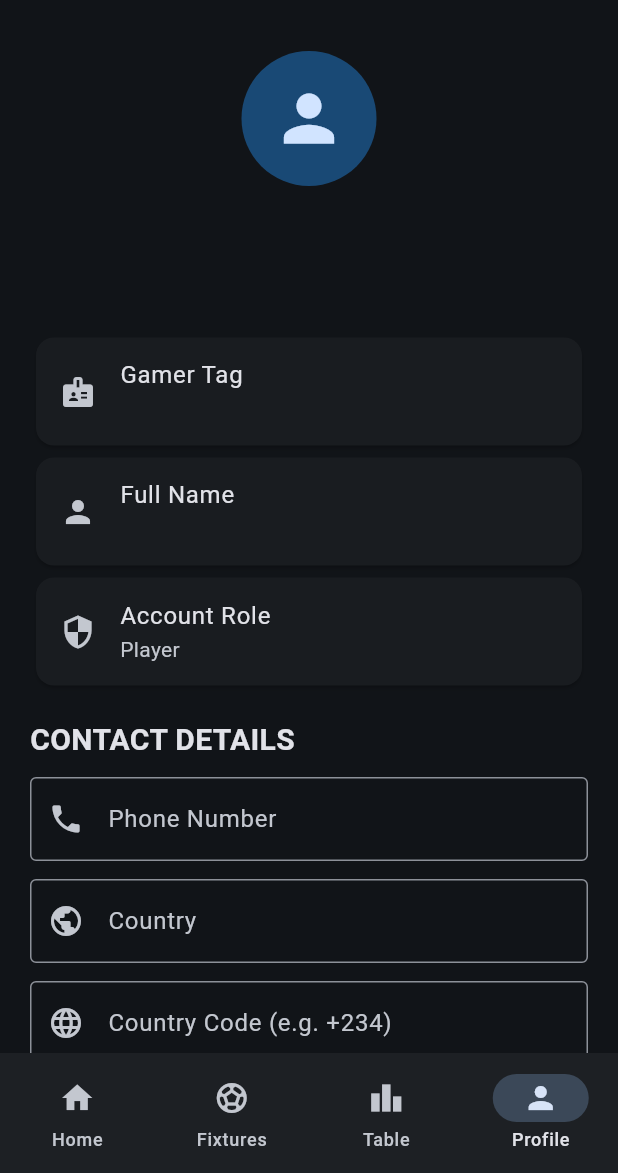
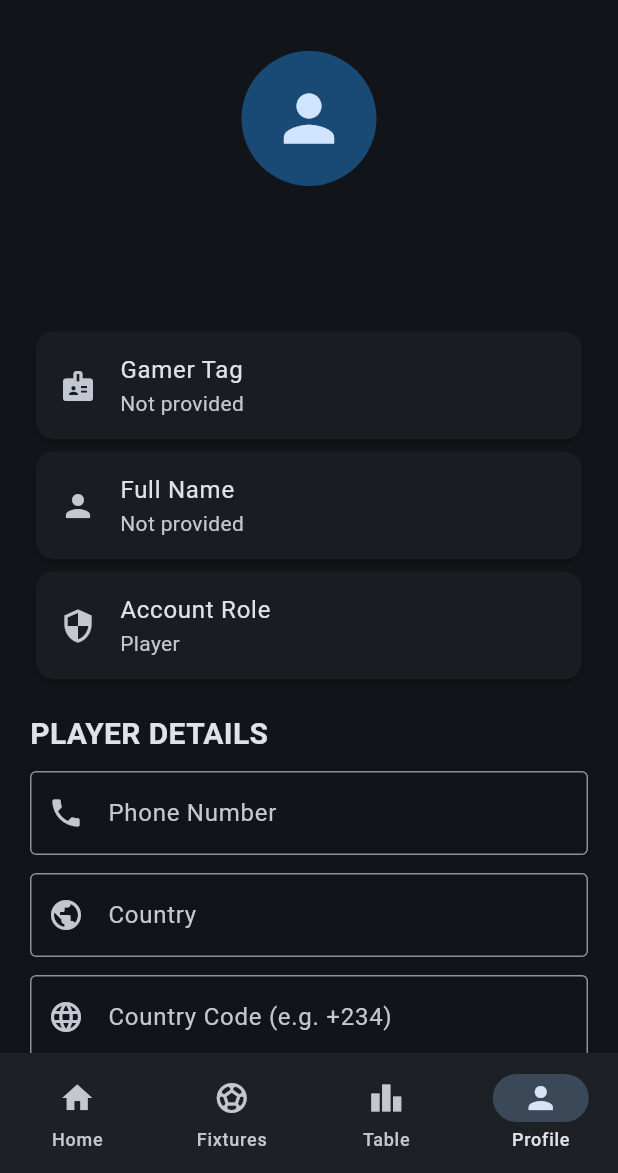
Before and after one commit to CHIBBYBALL/CHIBBYBALL-League, a Flutter app: the HomePage screen opened directly, item 4 of the bottom bar chosen, on a phone screen of 412 x 824 dp, the part 63-1236 px from its top. Run offline on Flutter 3.47's test engine with Material 3 defaults, Android fonts, the phone set to English and light mode, and no system bars; our stand-ins replace image_picker, shared_preferences, supabase_flutter; missing offline and left inert: google_mlkit_text_recognition; accounts and stored records are empty.

Commit message:
Add files via upload

```diff
--- a/lib/main.dart
+++ b/lib/main.dart
@@ -1478,6 +1478,12 @@ class DashboardPage extends StatelessWidget {
     final disputed =
         myMatches.where((m) => m.status == 'Disputed').length;
 
+    final hasDetails = player != null &&
+        (player.phoneNumber.trim().isNotEmpty ||
+            player.country.trim().isNotEmpty ||
+            player.countryCode.trim().isNotEmpty ||
+            player.whatsappNumber.trim().isNotEmpty);
+
     return ListView(
       padding: const EdgeInsets.all(18),
       children: [
@@ -1488,7 +1494,64 @@ class DashboardPage extends StatelessWidget {
             fontWeight: FontWeight.bold,
           ),
         ),
-        const SizedBox(height: 22),
+        const SizedBox(height: 18),
+
+        // MY PLAYER DETAILS
+        Card(
+          child: InkWell(
+            borderRadius: BorderRadius.circular(12),
+            onTap: () {
+              Navigator.push(
+                context,
+                MaterialPageRoute(builder: (_) => const ProfilePage()),
+              );
+            },
+            child: Padding(
+              padding: const EdgeInsets.all(16),
+              child: Row(
+                children: [
+                  const CircleAvatar(
+                    radius: 27,
+                    child: Icon(Icons.person),
+                  ),
+                  const SizedBox(width: 14),
+                  Expanded(
+                    child: Column(
+                      crossAxisAlignment: CrossAxisAlignment.start,
+                      children: [
+                        const Text(
+                          'MY PLAYER DETAILS',
+                          style: TextStyle(
+                            fontSize: 16,
+                            fontWeight: FontWeight.bold,
+                          ),
+                        ),
+                        const SizedBox(height: 5),
+                        Text(
+                          hasDetails
+                              ? [
+                                  if (player!.country.trim().isNotEmpty)
+                                    player.country.trim(),
+                                  if (player.whatsappNumber.trim().isNotEmpty)
+                                    'WhatsApp: ${player.whatsappNumber.trim()}',
+                                ].join(' • ')
+                              : 'Add your contact details',
+                          maxLines: 2,
+                          overflow: TextOverflow.ellipsis,
+                          style: const TextStyle(color: Colors.grey),
+                        ),
+                      ],
+                    ),
+                  ),
+                  const Icon(Icons.chevron_right),
+                ],
+              ),
+            ),
+          ),
+        ),
+
+        const SizedBox(height: 14),
+
         _card(
           context,
           Icons.sports_soccer,
@@ -2223,16 +2286,36 @@ class _ProfilePageState extends State<ProfilePage> {
   late final TextEditingController countryController;
   late final TextEditingController countryCodeController;
   late final TextEditingController whatsappController;
+
   bool saving = false;
+  bool editing = false;
 
   @override
   void initState() {
     super.initState();
+
     final player = Store.instance.current;
-    phoneController = TextEditingController(text: player?.phoneNumber ?? '');
-    countryController = TextEditingController(text: player?.country ?? '');
-    countryCodeController = TextEditingController(text: player?.countryCode ?? '');
-    whatsappController = TextEditingController(text: player?.whatsappNumber ?? '');
+
+    phoneController =
+        TextEditingController(text: player?.phoneNumber ?? '');
+    countryController =
+        TextEditingController(text: player?.country ?? '');
+    countryCodeController =
+        TextEditingController(text: player?.countryCode ?? '');
+    whatsappController =
+        TextEditingController(text: player?.whatsappNumber ?? '');
+
+    // Show the setup form only until the player has saved details.
+    editing = !_hasSavedDetails(player);
+  }
+
+  bool _hasSavedDetails(Player? player) {
+    if (player == null) return false;
+
+    return player.phoneNumber.trim().isNotEmpty ||
+        player.country.trim().isNotEmpty ||
+        player.countryCode.trim().isNotEmpty ||
+        player.whatsappNumber.trim().isNotEmpty;
   }
 
   @override
@@ -2255,11 +2338,32 @@ class _ProfilePageState extends State<ProfilePage> {
     );
 
     if (!mounted) return;
-    setState(() => saving = false);
+
+    setState(() {
+      saving = false;
+      if (error == null) {
+        editing = false;
+      }
+    });
 
     ScaffoldMessenger.of(context).showSnackBar(
-      SnackBar(content: Text(error ?? 'Profile details saved successfully.')),
-    );
+      SnackBar(
+        content: Text(
+          error ?? 'Profile details saved successfully.',
+        ),
+      ),
+    );
+  }
+
+  void startEditing() {
+    final player = Store.instance.current;
+
+    phoneController.text = player?.phoneNumber ?? '';
+    countryController.text = player?.country ?? '';
+    countryCodeController.text = player?.countryCode ?? '';
+    whatsappController.text = player?.whatsappNumber ?? '';
+
+    setState(() => editing = true);
   }
 
   Future<void> logout() async {
@@ -2274,9 +2378,26 @@ class _ProfilePageState extends State<ProfilePage> {
     );
   }
 
+  Widget _detailTile(
+    IconData icon,
+    String title,
+    String value,
+  ) {
+    return Card(
+      child: ListTile(
+        leading: Icon(icon),
+        title: Text(title),
+        subtitle: Text(
+          value.trim().isEmpty ? 'Not provided' : value.trim(),
+        ),
+      ),
+    );
+  }
+
   @override
   Widget build(BuildContext context) {
     final player = Store.instance.current;
+    final hasDetails = _hasSavedDetails(player);
 
     return ListView(
       padding: const EdgeInsets.all(20),
@@ -2285,11 +2406,14 @@ class _ProfilePageState extends State<ProfilePage> {
           radius: 45,
           child: Icon(Icons.person, size: 50),
         ),
-        const SizedBox(height: 20),
+        const SizedBox(height: 16),
         Center(
           child: Text(
             player?.gamerTag ?? '',
-            style: const TextStyle(fontSize: 25, fontWeight: FontWeight.bold),
+            style: const TextStyle(
+              fontSize: 25,
+              fontWeight: FontWeight.bold,
+            ),
           ),
         ),
         Center(
@@ -2299,31 +2423,95 @@ class _ProfilePageState extends State<ProfilePage> {
           ),
         ),
         const SizedBox(height: 20),
-        Card(
-          child: ListTile(
-            leading: const Icon(Icons.badge),
-            title: const Text('Gamer Tag'),
-            subtitle: Text(player?.gamerTag ?? ''),
-          ),
-        ),
-        Card(
-          child: ListTile(
-            leading: const Icon(Icons.person),
-            title: const Text('Full Name'),
-            subtitle: Text(player?.name ?? ''),
-          ),
-        ),
-        Card(
-          child: ListTile(
-            leading: const Icon(Icons.security),
-            title: const Text('Account Role'),
-            subtitle: Text(player?.admin == true ? 'Administrator' : 'Player'),
-          ),
-        ),
+
+        _detailTile(
+          Icons.badge,
+          'Gamer Tag',
+          player?.gamerTag ?? '',
+        ),
+        _detailTile(
+          Icons.person,
+          'Full Name',
+          player?.name ?? '',
+        ),
+        _detailTile(
+          Icons.security,
+          'Account Role',
+          player?.admin == true ? 'Administrator' : 'Player',
+        ),
+
         const SizedBox(height: 18),
-        const Text(
-          'CONTACT DETAILS',
-          style: TextStyle(fontSize: 20, fontWeight: FontWeight.bold),
+
+        // SAVED VIEW
+        if (!editing && hasDetails) ...[
+          Row(
+            children: [
+              const Expanded(
+                child: Text(
+                  'MY PLAYER DETAILS',
+                  style: TextStyle(
+                    fontSize: 20,
+                    fontWeight: FontWeight.bold,
+                  ),
+                ),
+              ),
+              IconButton(
+                tooltip: 'Edit details',
+                icon: const Icon(Icons.edit),
+                onPressed: startEditing,
+              ),
+            ],
+          ),
+          const SizedBox(height: 8),
+          _detailTile(
+            Icons.phone,
+            'Phone Number',
+            player?.phoneNumber ?? '',
+          ),
+          _detailTile(
+            Icons.public,
+            'Country',
+            player?.country ?? '',
+          ),
+          _detailTile(
+            Icons.language,
+            'Country Code',
+            player?.countryCode ?? '',
+          ),
+          _detailTile(
+            Icons.chat,
+            'WhatsApp Number',
+            player?.whatsappNumber ?? '',
+          ),
+          const SizedBox(height: 8),
+          OutlinedButton.icon(
+            onPressed: startEditing,
+            icon: const Icon(Icons.edit),
+            label: const Text('EDIT PROFILE DETAILS'),
+          ),
+        ],
+
+        // EDIT VIEW
+        if (editing) ...[
+          Row(
+            children: [
+              const Expanded(
+                child: Text(
+                  'PLAYER DETAILS',
+                  style: TextStyle(
+                    fontSize: 20,
+                    fontWeight: FontWeight.bold,
+                  ),
+                ),
+              ),
+              if (hasDetails)
+                TextButton(
+                  onPressed: saving
+                      ? null
+                      : () => setState(() => editing = false),
+                  child: const Text('CANCEL'),
+                ),
+            ],
           ),
           const SizedBox(height: 10),
           TextField(
@@ -2360,7 +2548,7 @@ class _ProfilePageState extends State<ProfilePage> {
             keyboardType: TextInputType.phone,
             decoration: const InputDecoration(
               labelText: 'WhatsApp Number',
-            prefixIcon: Icon(Icons.chat),
+              prefixIcon: const Icon(Icons.chat),
               border: OutlineInputBorder(),
             ),
           ),
@@ -2373,19 +2561,30 @@ class _ProfilePageState extends State<ProfilePage> {
                   ? const SizedBox(
                       width: 18,
                       height: 18,
-                    child: CircularProgressIndicator(strokeWidth: 2),
+                      child: CircularProgressIndicator(
+                        strokeWidth: 2,
+                      ),
                     )
                   : const Icon(Icons.save),
-            label: Text(saving ? 'SAVING...' : 'SAVE PROFILE'),
-          ),
-        ),
+              label: Text(
+                saving ? 'SAVING...' : 'SAVE PROFILE',
+              ),
+            ),
+          ),
+        ],
+
         const SizedBox(height: 18),
+
         Card(
           child: ListTile(
             leading: Icon(
-              player?.isOnline == true ? Icons.circle : Icons.circle_outlined,
-            ),
-            title: Text(player?.isOnline == true ? 'Online' : 'Offline'),
+              player?.isOnline == true
+                  ? Icons.circle
+                  : Icons.circle_outlined,
+            ),
+            title: Text(
+              player?.isOnline == true ? 'Online' : 'Offline',
+            ),
             subtitle: Text(
               player?.lastSeen == null
                   ? 'Last seen information will appear here later.'
@@ -2393,22 +2592,30 @@ class _ProfilePageState extends State<ProfilePage> {
             ),
           ),
         ),
+
         const SizedBox(height: 8),
+
         Card(
           child: ListTile(
             leading: const Icon(Icons.bar_chart),
             title: const Text('My Stats & Match History'),
-            subtitle: const Text('View your confirmed results and league statistics.'),
+            subtitle: const Text(
+              'View your confirmed results and league statistics.',
+            ),
             trailing: const Icon(Icons.chevron_right),
             onTap: () {
               Navigator.push(
                 context,
-                MaterialPageRoute(builder: (_) => const PlayerStatsPage()),
+                MaterialPageRoute(
+                  builder: (_) => const PlayerStatsPage(),
+                ),
               );
             },
           ),
         ),
+
         const SizedBox(height: 8),
+
         FilledButton.icon(
           onPressed: saving ? null : logout,
           icon: const Icon(Icons.logout),
```
Lines whose indentation alone changed are shown as unchanged.
